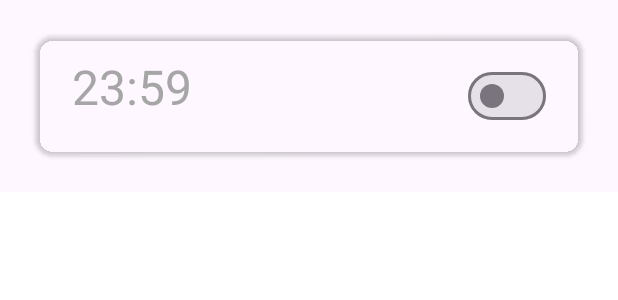
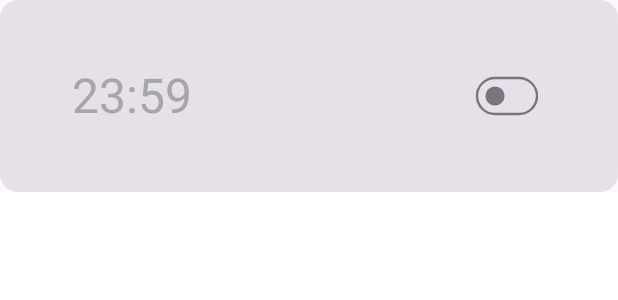
Before and after one commit to hezbims/Grateful-Note, an Android app built with Jetpack Compose: the @Preview function PreviewDisabledDailyNotificationCard, on a phone screen of 412 x 824 dp. Shown: the top 300 px of the screen. Run offline under Robolectric (Android 15) with nearby library versions, the phone set to English and light mode, and no system bars; our stand-ins replace Room's generated code.

```diff
--- a/app/src/main/java/com/example/gratefulnote/daily_notification/presentation/DailyNoticationCard.kt
+++ b/app/src/main/java/com/example/gratefulnote/daily_notification/presentation/DailyNoticationCard.kt
@@ -4,13 +4,14 @@ import androidx.compose.foundation.layout.Arrangement
 import androidx.compose.foundation.layout.Row
 import androidx.compose.foundation.layout.fillMaxWidth
 import androidx.compose.foundation.layout.padding
-import androidx.compose.foundation.shape.RoundedCornerShape
+import androidx.compose.material3.Card
 import androidx.compose.material3.Surface
 import androidx.compose.material3.Switch
 import androidx.compose.material3.Text
 import androidx.compose.runtime.Composable
+import androidx.compose.ui.Alignment
 import androidx.compose.ui.Modifier
-import androidx.compose.ui.draw.shadow
+import androidx.compose.ui.draw.scale
 import androidx.compose.ui.graphics.Color
 import androidx.compose.ui.tooling.preview.Preview
 import androidx.compose.ui.unit.dp
@@ -22,18 +23,17 @@ fun DailyNotificationCard(
     data : DailyNotification,
     modifier : Modifier = Modifier,
 ){
+    Card {
         Row(
             horizontalArrangement = Arrangement.SpaceBetween,
+            verticalAlignment = Alignment.CenterVertically,
             modifier = modifier
-            .shadow(
-                elevation = 2.dp,
-                shape = RoundedCornerShape(12.dp)
-            )
-            .padding(horizontal = 24.dp , vertical = 16.dp)
+                .padding(horizontal = 24.dp, vertical = 16.dp)
+                .fillMaxWidth()
         ) {
             Text(
-            text = "${data.hour.toString().padStart(2 , '0')}:" +
-                    data.minute.toString().padStart(2 , '0'),
+                text = "${data.hour.toString().padStart(2, '0')}:" +
+                        data.minute.toString().padStart(2, '0'),
                 fontSize = 32.sp,
                 color = if (data.isEnabled) Color.Black else Color(0xFFA6A6A6)
             )
@@ -42,8 +42,10 @@ fun DailyNotificationCard(
                 checked = data.isEnabled,
                 onCheckedChange = {
 
+                },
+                modifier = Modifier.scale(0.8f)
+            )
         }
-        )
     }
 }
 
--- a/app/src/main/java/com/example/gratefulnote/daily_notification/presentation/DailyNotificationViewModel.kt
+++ b/app/src/main/java/com/example/gratefulnote/daily_notification/presentation/DailyNotificationViewModel.kt
@@ -67,6 +67,8 @@ class DailyNotificationViewModel @Inject constructor(
                         openTimePickerDialog = openTimePickerDialog,
                     )
                 }
+                if (response is ResponseWrapper.ResponseSucceed)
+                    loadListNotification()
             }
         }
     }
```
Also changed, not shown: app/src/main/java/com/example/gratefulnote/daily_notification/presentation/DailyNotificationFragment.kt (+9 -3 lines), app/src/main/java/com/example/gratefulnote/database/DailyNotificationDao.kt (+10 -0 lines). Lines whose indentation alone changed are shown as unchanged.
